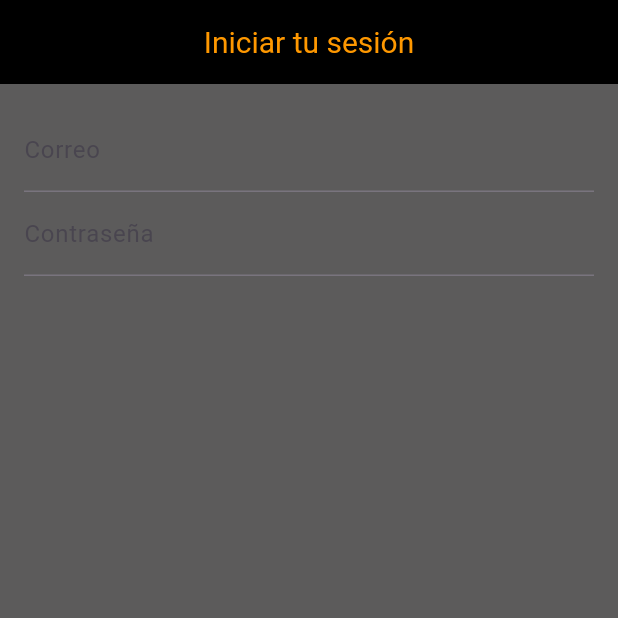
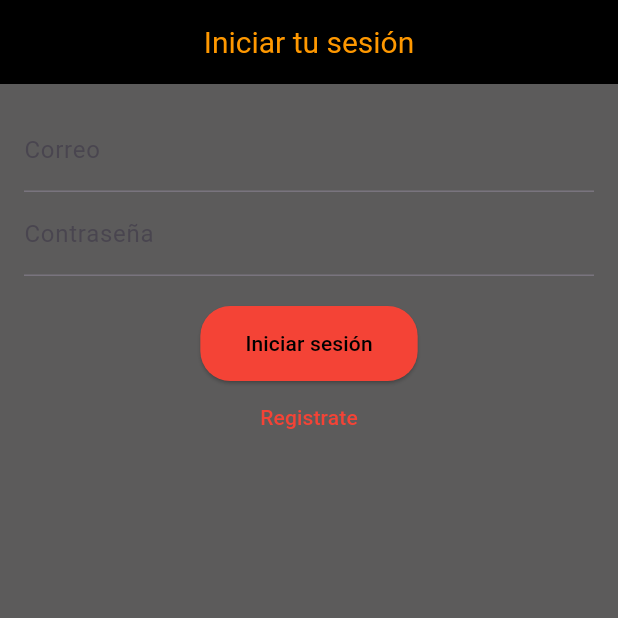
Before and after one commit to Garchucrack/tarea2.1Lenguajes, a Flutter app: the screen it shows after launch, on a phone screen of 412 x 824 dp, the top half of it. Run offline on Flutter 3.47's test engine with Material 3 defaults, Android fonts, the phone set to English and light mode, and no system bars; our stand-ins replace google_fonts.

Commit message:
Implementacion de el ElevatedButton y el TextButton en el body para llamar al metodo login y otro para navegar a la panatlla de RegisterScreen en el login_screen

```diff
--- a/lib/login_screen.dart
+++ b/lib/login_screen.dart
@@ -62,7 +62,20 @@ class _LoginScreenState extends State<LoginScreen> {
                     return null;
                   },
                 ),
-
+                SizedBox(height: 20),
+                ElevatedButton(
+                  onPressed: _login,
+                  child: Text('Iniciar sesión'),
+                ),
+                TextButton(
+                  onPressed: () {
+                    Navigator.push(
+                      context,
+                      MaterialPageRoute(builder: (context) => RegisterScreen()),
+                    );
+                  },
+                  child: Text('Registrate'),
+                ),
               ],
             ),
           ),
```
